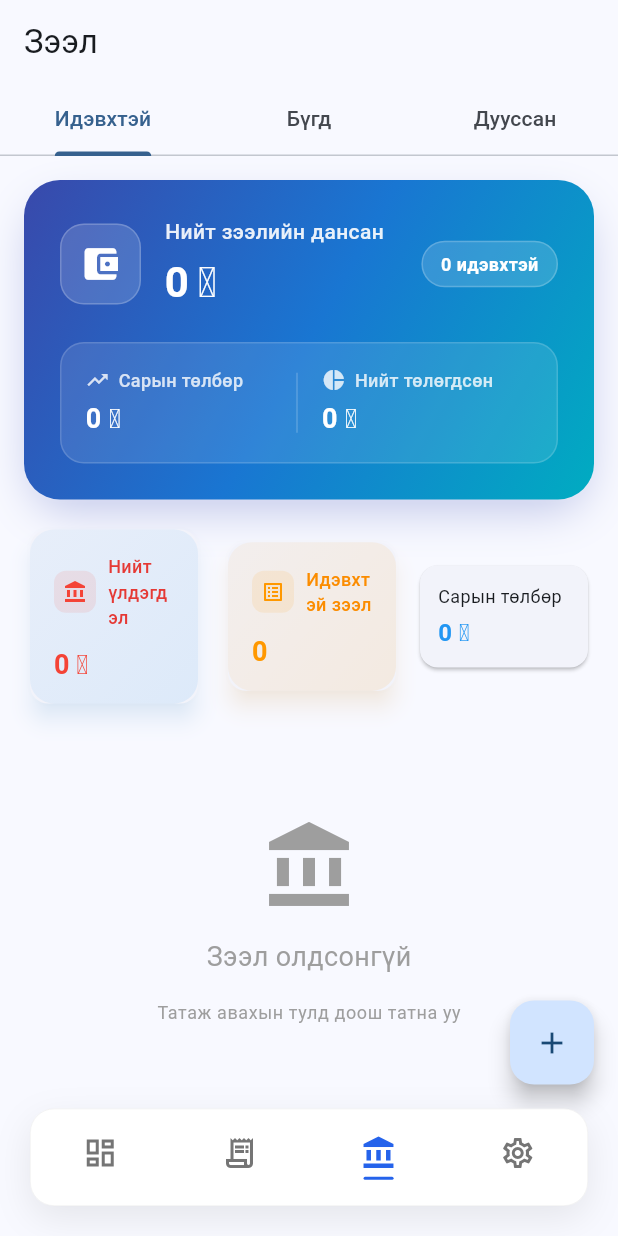
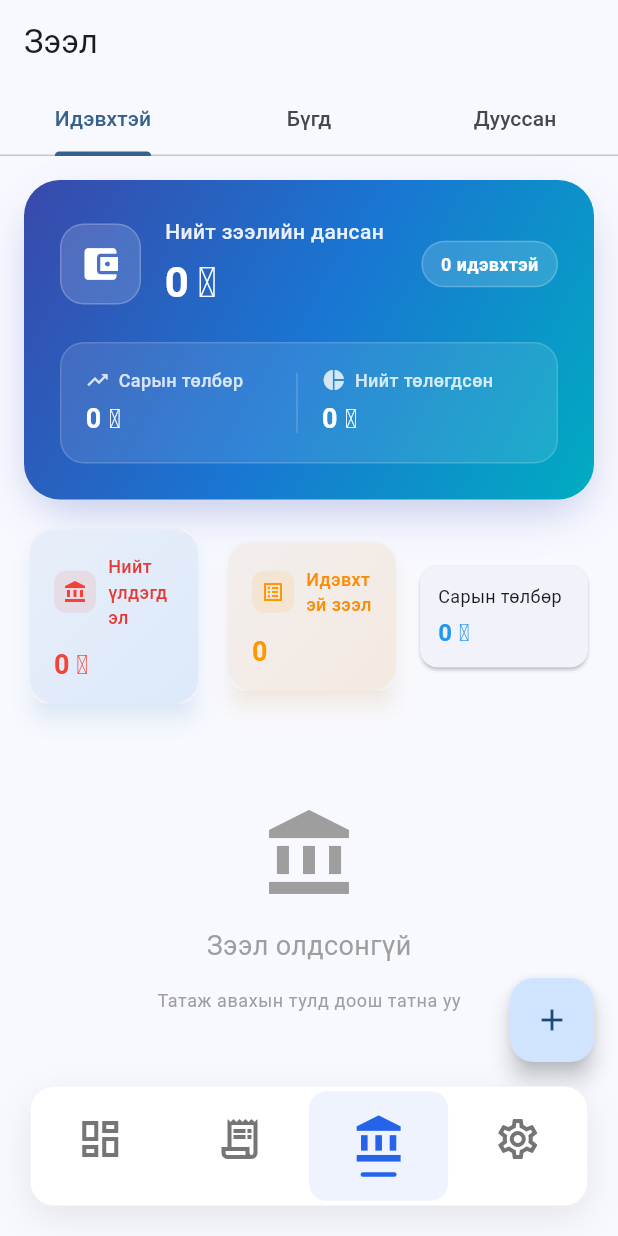
Before and after one commit to saruul123/my-finance, a Flutter app: the screen it shows after launch, item 3 of the bottom bar chosen, on a phone screen of 412 x 824 dp. Run offline on Flutter 3.47's test engine with Material 3 defaults, Android fonts, the light colour scheme and no system bars; our stand-ins replace csv, file_picker, fl_chart, hive, hive_flutter; missing offline and left inert: excel; accounts and stored records are empty.

Commit message:
nav bar style

```diff
--- a/lib/screens/loans_screen.dart
+++ b/lib/screens/loans_screen.dart
@@ -38,50 +38,15 @@ class _LoansScreenState extends State<LoansScreen>
   }
 
   Future<void> _onRefresh() async {
-    final autoFetchService = context.read<AutoFetchService>();
-
     try {
-      // Fetch Khan Bank transactions first
-      await autoFetchService.fetchTransactions(context, showLoading: false);
-
+      // Only reload local data, no Khan Bank API calls
+      context.read<LoanProvider>().loadAll();
+    } catch (e) {
       if (mounted) {
-        // Reload local data after fetch
-        context.read<TransactionProvider>().loadTransactions();
-        context.read<LoanProvider>().loadAll();
-
-        // Show error message if fetch failed
-        if (autoFetchService.lastError != null) {
         ScaffoldMessenger.of(context).showSnackBar(
           SnackBar(
-              content: Text('Шинэчлэхэд алдаа: ${autoFetchService.lastError}'),
-              backgroundColor: Colors.orange,
-              action: SnackBarAction(
-                label: 'Дахин оролдох',
-                textColor: Colors.white,
-                onPressed: () => _onRefresh(),
-              ),
-            ),
-          );
-          autoFetchService.clearError();
-        }
-      }
-    } catch (e) {
-      if (mounted) {
-        // Reload local data even if fetch fails
-        context.read<TransactionProvider>().loadTransactions();
-        context.read<LoanProvider>().loadAll();
-
-        ScaffoldMessenger.of(context).showSnackBar(
-          SnackBar(
-            content: const Text(
-              'Гүйлгээ шинэчлэхэд алдаа гарлаа. Дахин оролдоно уу.',
-            ),
+            content: Text('Мэдээлэл шинэчлэхэд алдаа: $e'),
             backgroundColor: Colors.red,
-            action: SnackBarAction(
-              label: 'Дахин оролдох',
-              textColor: Colors.white,
-              onPressed: () => _onRefresh(),
-            ),
           ),
         );
       }
@@ -108,12 +73,23 @@ class _LoansScreenState extends State<LoansScreen>
         builder: (context, loanProvider, settingsProvider, child) {
           return Column(
             children: [
+              Expanded(
+                child: NestedScrollView(
+                  headerSliverBuilder: (BuildContext context, bool innerBoxIsScrolled) {
+                    return <Widget>[
+                      SliverToBoxAdapter(
+                        child: Column(
+                          children: [
                             _buildEnhancedHeader(loanProvider, settingsProvider),
                             if (loanProvider.loans.isNotEmpty)
                               _buildTotalProgressChart(loanProvider, settingsProvider),
                             _buildSummaryCards(loanProvider, settingsProvider),
-              Expanded(
-                child: TabBarView(
+                          ],
+                        ),
+                      ),
+                    ];
+                  },
+                  body: TabBarView(
                     controller: _tabController,
                     children: [
                       RefreshIndicator(
@@ -149,6 +125,7 @@ class _LoansScreenState extends State<LoansScreen>
                         ),
                       ),
                     ],
+                  ),
                 ),
               ),
             ],
--- a/lib/screens/main_navigation_screen.dart
+++ b/lib/screens/main_navigation_screen.dart
@@ -34,7 +34,7 @@ class _MainNavigationScreenState extends State<MainNavigationScreen> {
 
   Widget _buildCustomBottomNavBar(AppLocalizations l10n) {
     return Container(
-      height: 65,
+      height: 80,
       margin: const EdgeInsets.fromLTRB(20, 0, 20, 20),
       decoration: BoxDecoration(
         color: Colors.white,
@@ -87,35 +87,46 @@ class _MainNavigationScreenState extends State<MainNavigationScreen> {
     final isSelected = _currentIndex == index;
 
     return Expanded(
-      child: GestureDetector(
+      child: InkWell(
         onTap: () {
           setState(() {
             _currentIndex = index;
           });
         },
+        borderRadius: BorderRadius.circular(12),
         child: AnimatedContainer(
           duration: const Duration(milliseconds: 200),
           curve: Curves.easeInOut,
-          padding: const EdgeInsets.symmetric(vertical: 12),
+          padding: const EdgeInsets.symmetric(vertical: 16, horizontal: 8),
+          decoration: BoxDecoration(
+            color: isSelected
+              ? const Color(0xFF2563EB).withOpacity(0.08)
+              : Colors.transparent,
+            borderRadius: BorderRadius.circular(12),
+          ),
           child: Column(
             mainAxisAlignment: MainAxisAlignment.center,
             mainAxisSize: MainAxisSize.min,
             children: [
-              Icon(
-                isSelected ? selectedIcon : icon,
-                size: 24,
-                color: isSelected
-                  ? const Color(0xFF2563EB) // Professional blue
-                  : Colors.grey.shade600,
+              AnimatedScale(
+                scale: isSelected ? 1.1 : 1.0,
+                duration: const Duration(milliseconds: 200),
+                child: Icon(
+                  isSelected ? selectedIcon : icon,
+                  size: 32,
+                  color: isSelected
+                    ? const Color(0xFF2563EB) // Professional blue
+                    : Colors.grey.shade600,
+                ),
               ),
-              const SizedBox(height: 4),
+              const SizedBox(height: 6),
               AnimatedContainer(
                 duration: const Duration(milliseconds: 200),
-                width: isSelected ? 20 : 0,
-                height: 2,
+                width: isSelected ? 24 : 0,
+                height: 3,
                 decoration: BoxDecoration(
                   color: const Color(0xFF2563EB),
-                  borderRadius: BorderRadius.circular(1),
+                  borderRadius: BorderRadius.circular(2),
                 ),
               ),
             ],
--- a/lib/widgets/transaction_list_item.dart
+++ b/lib/widgets/transaction_list_item.dart
@@ -147,6 +147,8 @@ class TransactionListItem extends StatelessWidget {
                           color: amountColor,
                           fontWeight: FontWeight.bold,
                         ),
+                        overflow: TextOverflow.ellipsis,
+                        maxLines: 1,
                       ),
                     ),
                     if (onDelete != null) ...[
```
Also changed, not shown: lib/screens/loan_form_screen.dart (+19 -12 lines), lib/screens/payment_form_screen.dart (+11 -8 lines), lib/screens/transaction_form_screen.dart (+7 -4 lines), lib/screens/transactions_screen.dart (+31 -18 lines), lib/utils/number_formatter.dart (added, +100 -0 lines). Lines whose indentation alone changed are shown as unchanged.
